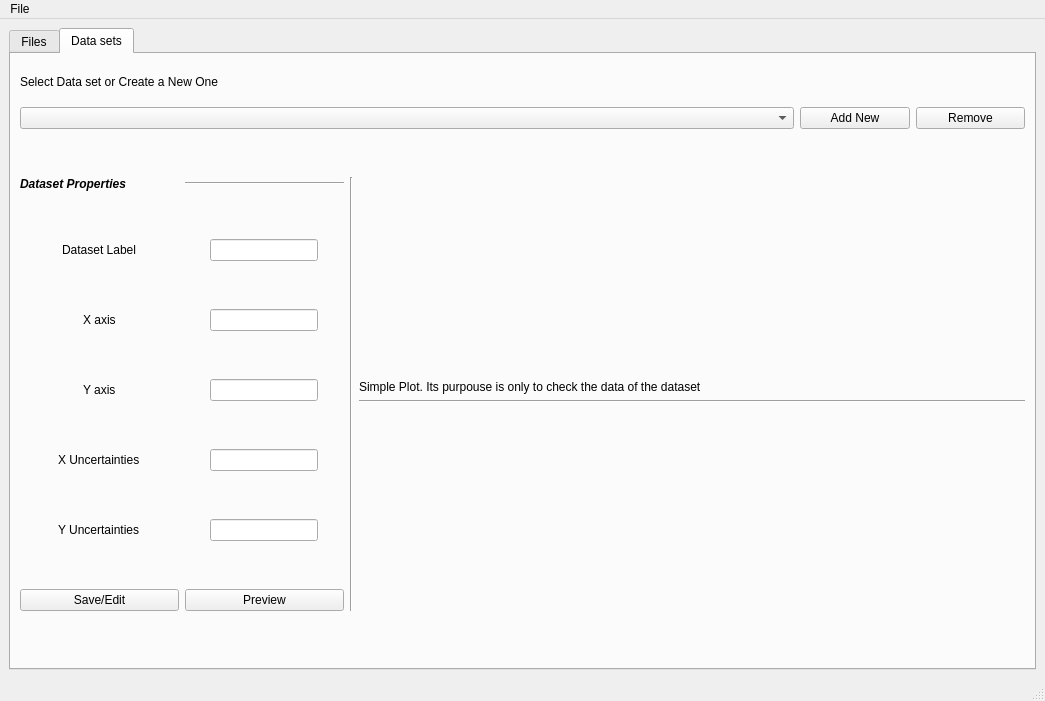
Old version of the form src/window_ui/main.ui in the repository hadrianmontes/Physical-Data-Analyzer.
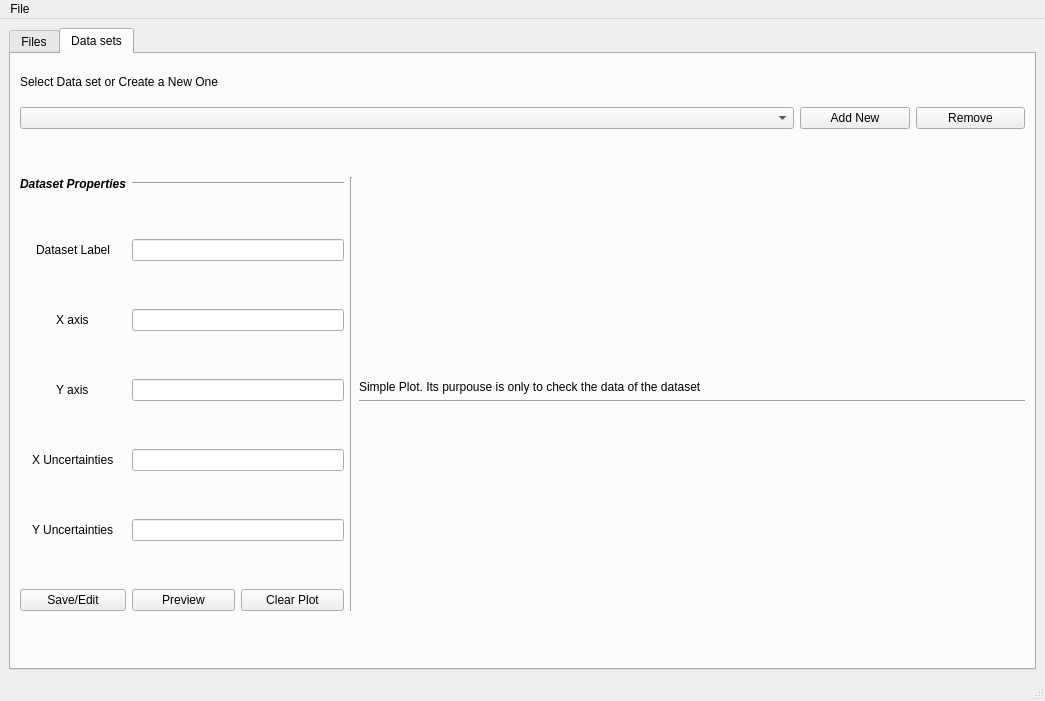
New version of the form. The open tabs and pages were chosen to show the change.

Commit message: Almos all data set window is ready

```diff
--- a/src/window_ui/main.ui
+++ b/src/window_ui/main.ui
@@ -18,7 +18,7 @@
     <item row="0" column="0">
      <widget class="QTabWidget" name="main_tabs">
       <property name="currentIndex">
-       <number>1</number>
+       <number>0</number>
       </property>
       <widget class="QWidget" name="file_tab">
        <attribute name="title">
@@ -193,19 +193,6 @@
             </property>
            </widget>
           </item>
-          <item row="3" column="1" alignment="Qt::AlignHCenter">
-           <widget class="QLineEdit" name="y_data"/>
-          </item>
-          <item row="2" column="1" alignment="Qt::AlignHCenter">
-           <widget class="QLineEdit" name="x_data">
-            <property name="autoFillBackground">
-             <bool>false</bool>
-            </property>
-           </widget>
-          </item>
-          <item row="4" column="1" alignment="Qt::AlignHCenter">
-           <widget class="QLineEdit" name="sx_data"/>
-          </item>
           <item row="5" column="0" alignment="Qt::AlignHCenter">
            <widget class="QLabel" name="label_12">
             <property name="text">
@@ -213,9 +200,6 @@
             </property>
            </widget>
           </item>
-          <item row="5" column="1" alignment="Qt::AlignHCenter">
-           <widget class="QLineEdit" name="sy_data"/>
-          </item>
           <item row="3" column="0" alignment="Qt::AlignHCenter">
            <widget class="QLabel" name="label_10">
             <property name="text">
@@ -223,13 +207,6 @@
             </property>
            </widget>
           </item>
-          <item row="0" column="1">
-           <widget class="Line" name="line">
-            <property name="orientation">
-             <enum>Qt::Horizontal</enum>
-            </property>
-           </widget>
-          </item>
           <item row="4" column="0" alignment="Qt::AlignHCenter">
            <widget class="QLabel" name="label_11">
             <property name="text">
@@ -237,20 +214,6 @@
             </property>
            </widget>
           </item>
-          <item row="6" column="1">
-           <widget class="QPushButton" name="plot_button">
-            <property name="text">
-             <string>Preview</string>
-            </property>
-           </widget>
-          </item>
-          <item row="1" column="1" alignment="Qt::AlignHCenter">
-           <widget class="QLineEdit" name="label_data">
-            <property name="text">
-             <string/>
-            </property>
-           </widget>
-          </item>
           <item row="6" column="0">
            <widget class="QPushButton" name="data_save">
             <property name="text">
@@ -258,13 +221,57 @@
             </property>
            </widget>
           </item>
-          <item row="0" column="2" rowspan="7">
+          <item row="6" column="1">
+           <widget class="QPushButton" name="plot_button">
+            <property name="text">
+             <string>Preview</string>
+            </property>
+           </widget>
+          </item>
+          <item row="0" column="3" rowspan="7">
            <widget class="Line" name="line_3">
             <property name="orientation">
              <enum>Qt::Vertical</enum>
             </property>
            </widget>
           </item>
+          <item row="6" column="2">
+           <widget class="QPushButton" name="reset_plot_preview">
+            <property name="text">
+             <string>Clear Plot</string>
+            </property>
+           </widget>
+          </item>
+          <item row="5" column="1" colspan="2">
+           <widget class="QLineEdit" name="sy_data"/>
+          </item>
+          <item row="4" column="1" colspan="2">
+           <widget class="QLineEdit" name="sx_data"/>
+          </item>
+          <item row="3" column="1" colspan="2">
+           <widget class="QLineEdit" name="y_data"/>
+          </item>
+          <item row="2" column="1" colspan="2">
+           <widget class="QLineEdit" name="x_data">
+            <property name="autoFillBackground">
+             <bool>false</bool>
+            </property>
+           </widget>
+          </item>
+          <item row="1" column="1" colspan="2">
+           <widget class="QLineEdit" name="label_data">
+            <property name="text">
+             <string/>
+            </property>
+           </widget>
+          </item>
+          <item row="0" column="1" colspan="2">
+           <widget class="Line" name="line">
+            <property name="orientation">
+             <enum>Qt::Horizontal</enum>
+            </property>
+           </widget>
+          </item>
          </layout>
         </item>
         <item row="1" column="1" rowspan="8" colspan="2">
```
The commit also changes 2 other files.
